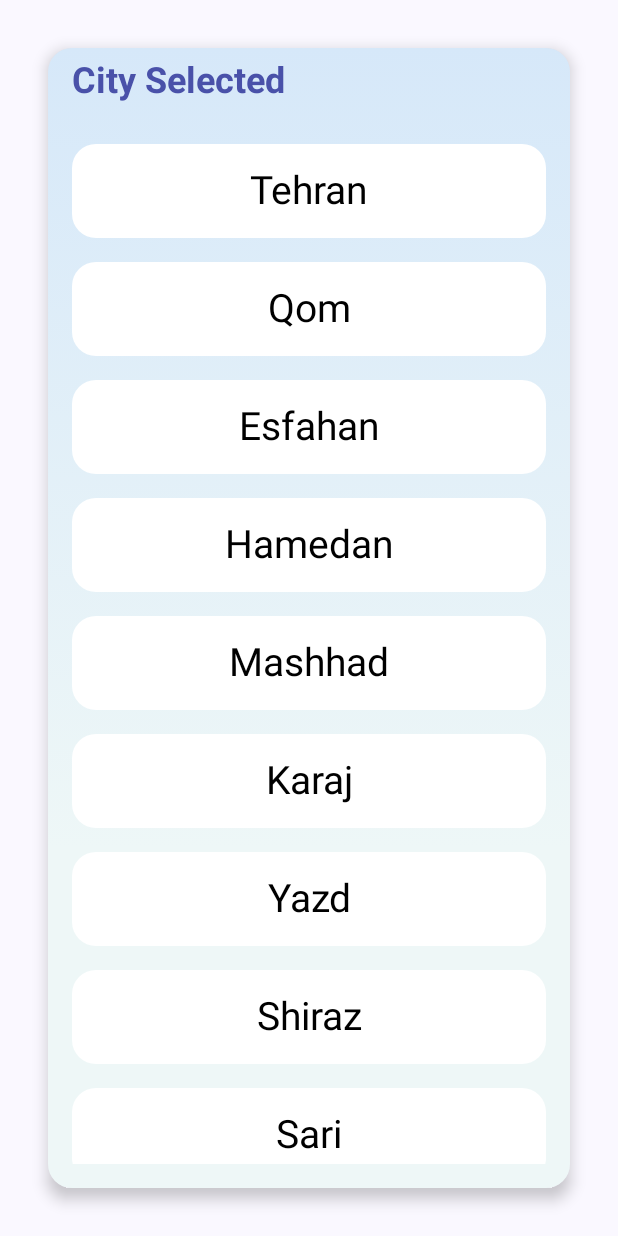
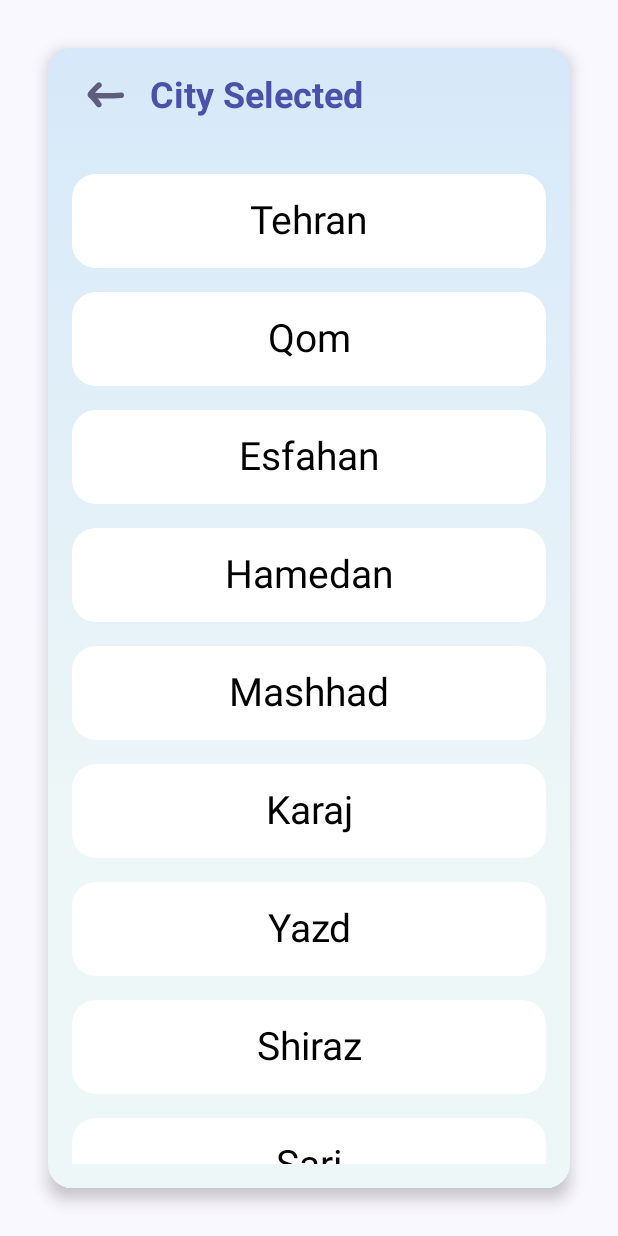
Before and after one commit to mr-mati/Mi-Weather, an Android app built with Jetpack Compose: the composable SelectCity shown on its own in the app's theme, on a phone screen of 412 x 824 dp. Run offline under Robolectric (Android 15) with nearby library versions, the phone set to English and light mode, and no system bars; our stand-ins replace Dagger/Hilt's generated code; 1 statement that could not run was skipped.

Commit message:
Fix City Name | Add New String

```diff
--- a/app/src/main/java/com/mati/miweather/ui/feature/SelectCity/SelectCity.kt
+++ b/app/src/main/java/com/mati/miweather/ui/feature/SelectCity/SelectCity.kt
@@ -4,19 +4,23 @@ import androidx.compose.foundation.background
 import androidx.compose.foundation.clickable
 import androidx.compose.foundation.layout.Box
 import androidx.compose.foundation.layout.Column
+import androidx.compose.foundation.layout.Row
 import androidx.compose.foundation.layout.fillMaxSize
 import androidx.compose.foundation.layout.fillMaxWidth
 import androidx.compose.foundation.layout.padding
+import androidx.compose.foundation.layout.size
 import androidx.compose.foundation.lazy.LazyColumn
 import androidx.compose.foundation.lazy.items
 import androidx.compose.foundation.shape.RoundedCornerShape
 import androidx.compose.material3.Card
 import androidx.compose.material3.CardDefaults
+import androidx.compose.material3.Icon
 import androidx.compose.material3.Text
 import androidx.compose.runtime.Composable
 import androidx.compose.ui.Alignment
 import androidx.compose.ui.Modifier
 import androidx.compose.ui.graphics.Brush
+import androidx.compose.ui.res.painterResource
 import androidx.compose.ui.res.stringResource
 import androidx.compose.ui.text.TextStyle
 import androidx.compose.ui.text.font.FontWeight
@@ -31,6 +35,7 @@ import com.mati.miweather.ui.theme.Black
 import com.mati.miweather.ui.theme.Primary
 import com.mati.miweather.ui.theme.Transparent
 import com.mati.miweather.ui.theme.White
+import com.mati.miweather.ui.theme.onPrimary
 
 @Composable
 fun SelectCity(viewModel: MainViewModel, visible: () -> Unit) {
@@ -85,15 +90,31 @@ fun SelectCity(viewModel: MainViewModel, visible: () -> Unit) {
             modifier = Modifier
                 .background(brush = backgroundColor),
         ) {
-            Text(
+            Row(
                 modifier = Modifier
                     .padding(start = 16.dp, top = 8.dp, bottom = 4.dp)
                     .align(Alignment.Start),
-                fontWeight = FontWeight.Bold,
-                text = stringResource(R.string.city_selected), style = TextStyle(
-                    color = Primary, fontSize = 24.sp
+                verticalAlignment = Alignment.CenterVertically
+            ) {
+                Icon(
+                    modifier = Modifier
+                        .size(48.dp)
+                        .clickable {
+                            visible()
+                        },
+                    painter = painterResource(id = R.drawable.back),
+                    tint = onPrimary,
+                    contentDescription = ""
                 )
-            )
+                Text(
+                    modifier = Modifier
+                        .padding(start = 4.dp),
+                    fontWeight = FontWeight.Bold,
+                    text = stringResource(R.string.city_selected), style = TextStyle(
+                        color = Primary, fontSize = 24.sp
+                    )
+                )
+            }
             LazyColumn(
                 modifier = Modifier
                     .padding(top = 16.dp, bottom = 16.dp)
--- a/app/src/main/res/values/strings.xml
+++ b/app/src/main/res/values/strings.xml
@@ -31,6 +31,7 @@
     <string name="retry">Retry</string>
 
     <string name="city_selected">City Selected</string>
+    <string name="language_selected">Language Selected</string>
 
     <string name="tehran">Tehran</string>
     <string name="Qom">Qom</string>
```
Also changed, not shown: app/src/main/res/drawable/img_cloud.png (deleted), 1 other file.
